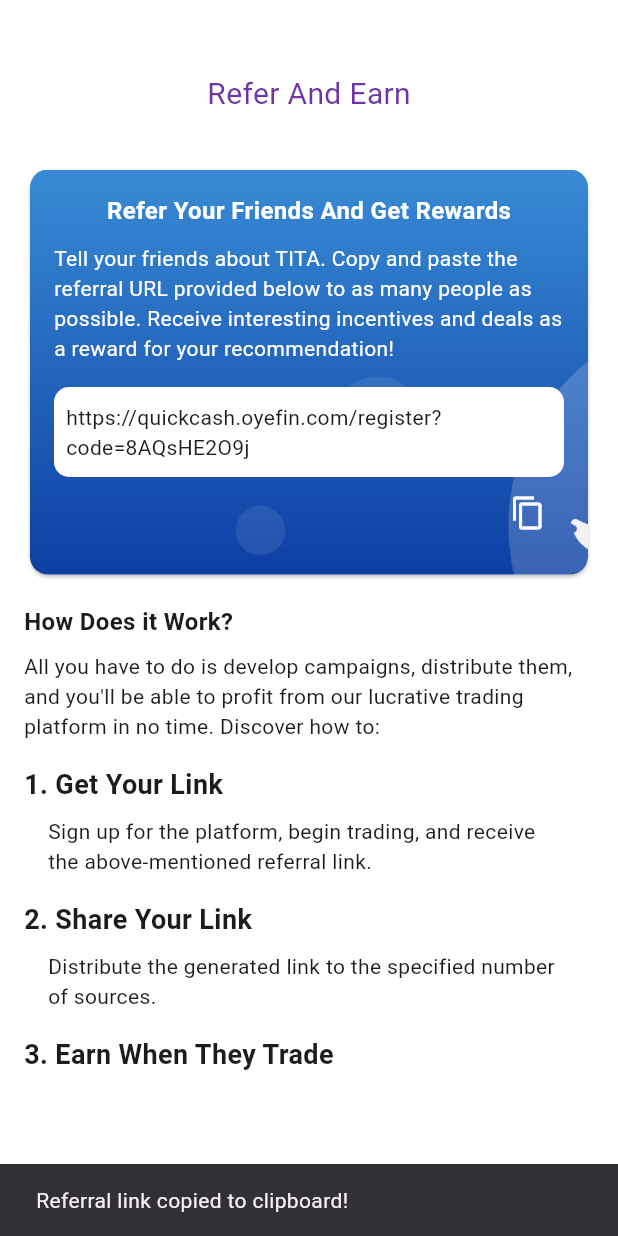
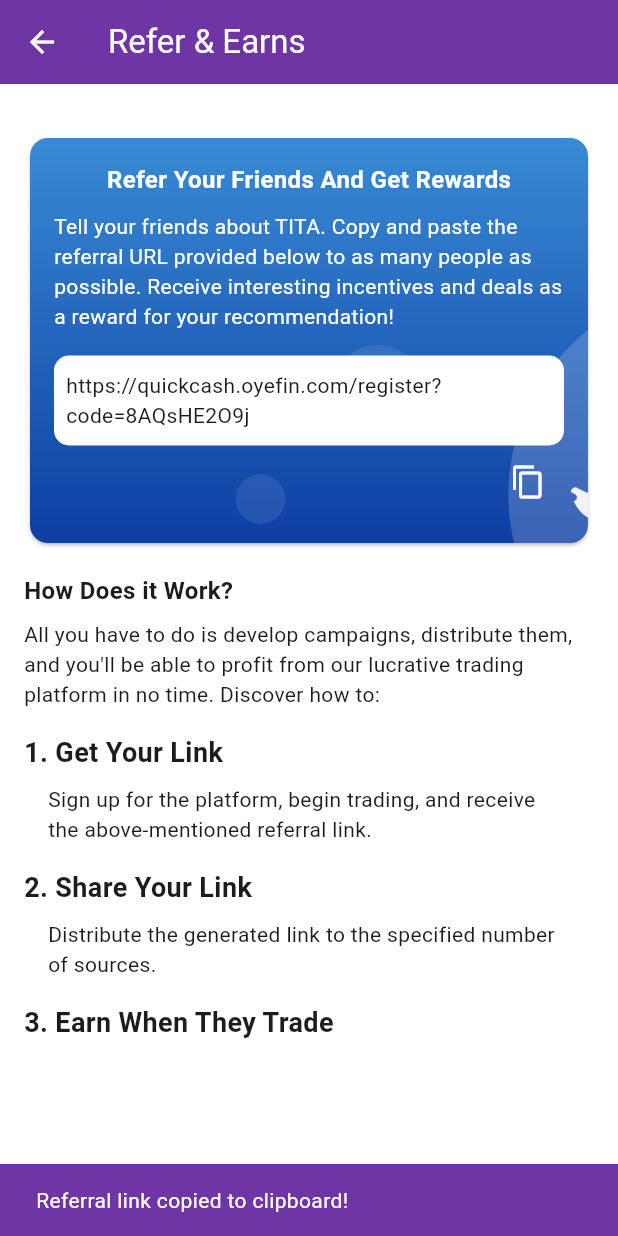
Before and after one commit to VIKAS-WEB/QuickCashApp, a Flutter app: the ReferAndEarnScreen screen opened directly, after a tap on the "content copy" icon, on a phone screen of 412 x 824 dp. Run offline on Flutter 3.47's test engine with Material 3 defaults, Android fonts, the phone set to English and light mode, and no system bars; our stand-ins replace country_picker, dio, flutter_svg, image_picker, intl_phone_field, percent_indicator and 2 more; missing offline and left inert: country_flags, country_state_city_pro, flutter_quill; accounts and stored records are empty.

Commit message:
Quickcash
1. Security (User) Design and Api - Done
     - Validate and Compare Password and Confirm Password
     - Send OTP Api
         - Send OTP Model Class
         - Send OTP Api class
     - Verify and Change Password API - Done
         - Change Password Model Class
         - Change Password Api Class

2. Transaction List Design and Api - Done (Dashboard Screen)
     - Some Design Changes
     - Transaction List Api class
     - Transaction List Model class
     - Fetch all Data
     - Show All Data

3. Transaction List Api - Done (Transaction Screen)
     - Fetch all Data
     - Show All Data

4. Accounts List Design and Api - Done
     - Design Update
     - Accounts List Api Class
     - Accounts List Model Class
     - Fetch All Accounts
     - Show All Account with flag

5. Account List Transaction Api - Done
     - Account List Transaction Api class
     - Fetch All Data
     - Show All Data

6. Revenue Charts Design and Api - Done
     - Design Done
     - Revenue Api Class
     - Revenue Data Class
     - Fetch all data
     - show all data

7. All Account List Design And Api - Done
    - Design Done
    - Fetch Data
    - Show Data

8. Refer & Earn
    -

```diff
--- a/lib/Screens/ReferAndEarnScreen/refer_and_earn_screen.dart
+++ b/lib/Screens/ReferAndEarnScreen/refer_and_earn_screen.dart
@@ -1,6 +1,7 @@
 import 'package:flutter/material.dart';
 import 'package:flutter/services.dart';
 import 'package:quickcash/constants.dart';
+import 'package:quickcash/util/customSnackBar.dart';
 
 class ReferAndEarnScreen extends StatefulWidget {
   const ReferAndEarnScreen({super.key});
@@ -12,29 +13,32 @@ class ReferAndEarnScreen extends StatefulWidget {
 class _ReferAndEarnScreenState extends State<ReferAndEarnScreen> {
   // Store the referral link
   final String referralLink = "https://quickcash.oyefin.com/register?code=8AQsHE2O9j"; // Replace with your actual referral link
+  bool isLoading = false;
+  String? errorMessage;
 
   void _copyReferralLink() {
     Clipboard.setData(ClipboardData(text: referralLink)).then((_) {
-      ScaffoldMessenger.of(context).showSnackBar(
-        const SnackBar(content: Text('Referral link copied to clipboard!')),
-      );
+      CustomSnackBar.showSnackBar(context: context, message: 'Referral link copied to clipboard!', color: kPrimaryColor);
+
     });
   }
 
   @override
   Widget build(BuildContext context) {
     return Scaffold(
-      body: Column(
-        children: [
-          const SizedBox(height: 48),
-          const Center(
-            child: Text(
-              "Refer And Earn",
-              style: TextStyle(color: kPrimaryColor, fontSize: 20),
+      appBar: AppBar(
+        backgroundColor: kPrimaryColor,
+        iconTheme: const IconThemeData(color: Colors.white),
+        title: const Text(
+          "Refer & Earns",
+          style: TextStyle(color: Colors.white),
         ),
       ),
-          Expanded(
-            child: SingleChildScrollView(
+    body: isLoading ? const Center(
+      child: CircularProgressIndicator(
+        color: kPrimaryColor,
+      ),
+    ) : SingleChildScrollView(
       child: Padding(
         padding: const EdgeInsets.all(defaultPadding),
         child: Column(
@@ -141,7 +145,6 @@ class _ReferAndEarnScreenState extends State<ReferAndEarnScreen> {
             ),
 
 
-
             const SizedBox(height: 16),
             const Text(
               '3. Earn When They Trade',
@@ -152,9 +155,6 @@ class _ReferAndEarnScreenState extends State<ReferAndEarnScreen> {
         ),
       ),
     ),
-          ),
-        ],
-      ),
     );
   }
 }
```
Also changed, not shown: 1 other file. Lines whose indentation alone changed are shown as unchanged.
